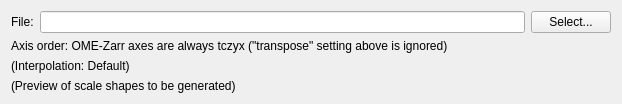
Above: volumina/widgets/multiscaleFileExportOptionsWidget.ui from ilastik/volumina before the change. Below: the same form after it.
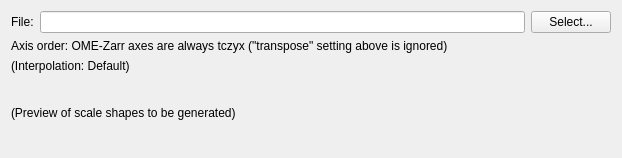
That is the form after the change.

Commit message: Multiscale widget: Make scale preview scrollable

```diff
--- a/volumina/widgets/multiscaleFileExportOptionsWidget.ui
+++ b/volumina/widgets/multiscaleFileExportOptionsWidget.ui
@@ -52,10 +52,18 @@
     </widget>
    </item>
    <item row="3" column="0" colspan="3">
+    <widget class="QScrollArea">
+     <property name="widgetResizable">
+      <bool>true</bool>
+     </property>
+     <property name="styleSheet">
+      <string>QScrollArea { border: none; }</string>
+     </property>
     <widget class="QLabel" name="scalesOutputLabel">
      <property name="text">
       <string>(Preview of scale shapes to be generated)</string>
      </property>
+     </widget>
     </widget>
    </item>
   </layout>
```
Lines whose indentation alone changed are shown as unchanged.
